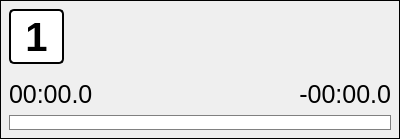
This is view/playerwidget.ui in eventmusicmachine/emm as Qt 5 draws it before an edit. The edited form follows.
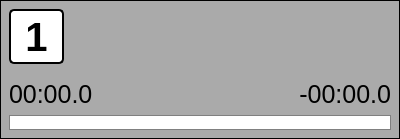
This is the edited form. Icons and pictures are not drawn.

The edit to the form file:
```diff
--- a/view/playerwidget.ui
+++ b/view/playerwidget.ui
@@ -40,6 +40,7 @@
      <property name="styleSheet">
       <string notr="true">QWidget#contentWidget {
 border:1px solid #000000;
+background-color: #AAAAAA
 }</string>
      </property>
      <layout class="QGridLayout" name="gridLayout">
```
Left out of the diff: 22 changed lines with no effect on the pictures.
